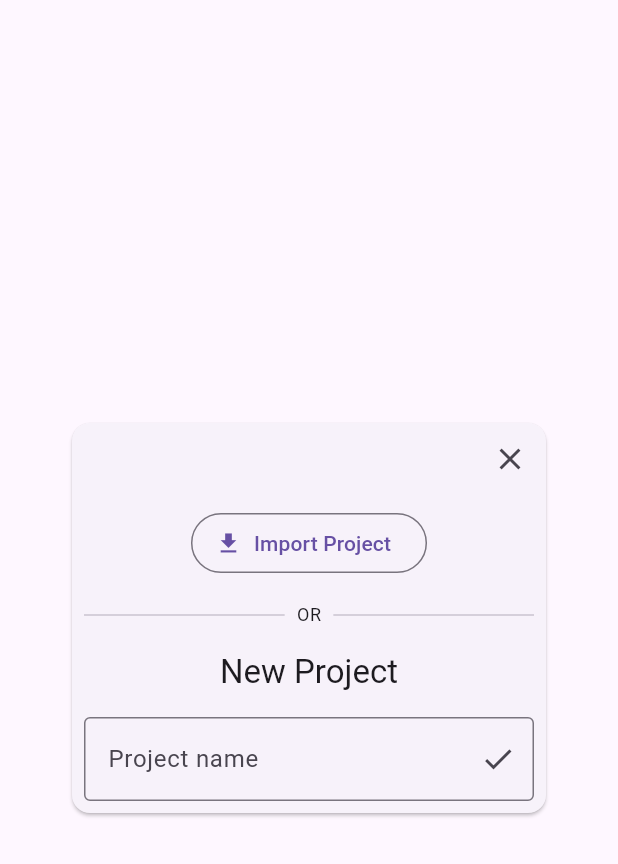
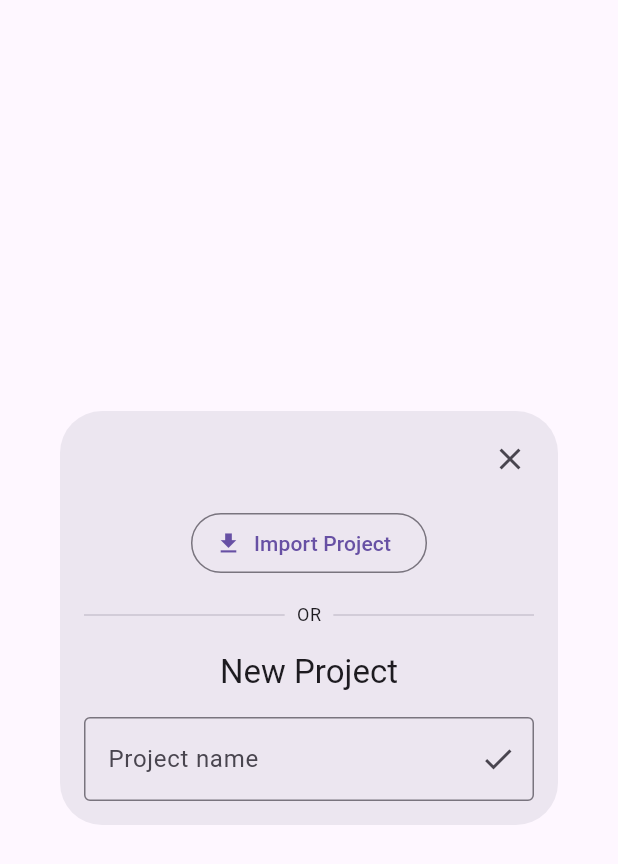
Before and after one commit to dancojocaru2000/logic_circuits_simulator, a Flutter app: the NewProjectDialog widget shown alone on an empty page, opened directly, on a phone screen of 412 x 824 dp. Shown: the top 864 px of the screen. Run offline on Flutter 3.47's test engine with Material 2 defaults, Android fonts, the phone set to English and light mode, and no system bars; our stand-ins replace flutter_hooks, freezed_annotation.

Commit message:
Tweaked New Project dialog

```diff
--- a/lib/dialogs/new_project.dart
+++ b/lib/dialogs/new_project.dart
@@ -20,8 +20,9 @@ class NewProjectDialog extends HookWidget {
       };
     }, [newDialogNameController.text]);
 
-    return Center(
-      child: Card(
+    return Dialog(
+      child: Padding(
+        padding: const EdgeInsets.all(8.0),
         child: IntrinsicWidth(
           child: Column(
             crossAxisAlignment: CrossAxisAlignment.stretch,
```
